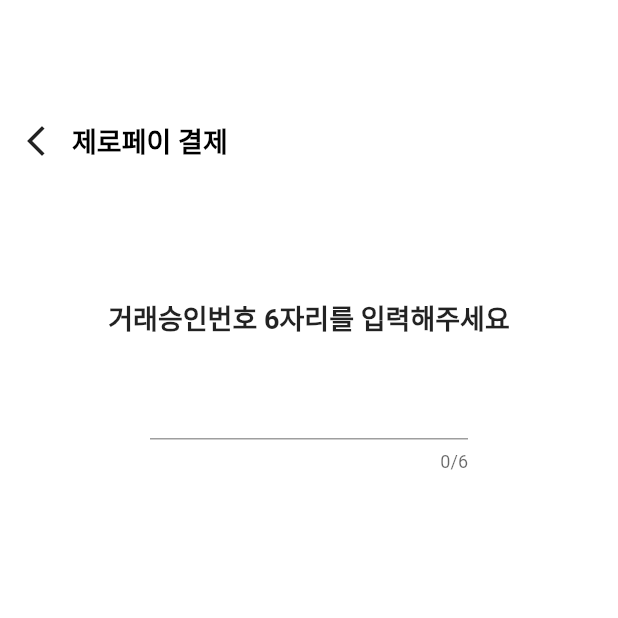
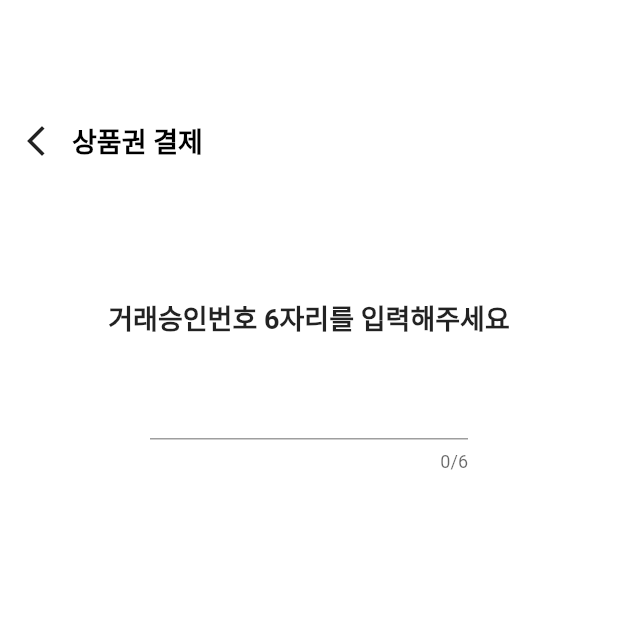
Before and after one commit to EJLee1209/hci_project, a Flutter app: the screen it shows after launch, after a tap on "결제", on a phone screen of 412 x 824 dp, the top half of it. Run offline on Flutter 3.47's test engine with Material 2 defaults, Android fonts, the phone set to English and light mode, and no system bars; our stand-ins replace carousel_slider; missing offline and left inert: flutter_naver_map.

Commit message:
UI - 결제 종류 구분(제로페이, 상품권 결제/구매)

```diff
--- a/lib/GiftCardPurchaseScreen.dart
+++ b/lib/GiftCardPurchaseScreen.dart
@@ -243,7 +243,7 @@ class _GiftCardPurchaseScreenState extends State<GiftCardPurchaseScreen> {
                   onPressed: (){
                     Navigator.push(
                         context,
-                        MaterialPageRoute(builder: (context) => PayScreen(false))
+                        MaterialPageRoute(builder: (context) => PayScreen(PayType.giftCardPurchase))
                     );
                   }
               )
--- a/lib/HomeScreen.dart
+++ b/lib/HomeScreen.dart
@@ -74,10 +74,10 @@ class HomeScreen extends StatelessWidget {
                               Expanded(
                                 child: TextButton(
                                     onPressed: (){
-                                      // 제로페이 화면으로 이동
+                                      // 상품권 결제 화면으로 이동
                                       Navigator.push(
                                           context,
-                                          MaterialPageRoute(builder: (context) => PayScreen(true))
+                                          MaterialPageRoute(builder: (context) => PayScreen(PayType.giftCardPay))
                                       );
                                     },
                                     child: Text(
@@ -146,7 +146,7 @@ class HomeScreen extends StatelessWidget {
                                 // 제로페이 화면으로 이동
                                 Navigator.push(
                                     context,
-                                    MaterialPageRoute(builder: (context) => PayScreen(true))
+                                    MaterialPageRoute(builder: (context) => PayScreen(PayType.zeroPay))
                                 );
                               },
                               icon: Image.asset(
--- a/lib/PayScreen.dart
+++ b/lib/PayScreen.dart
@@ -3,14 +3,22 @@ import 'package:flutter/material.dart';
 import 'package:flutter/widgets.dart';
 import 'dart:async';
 
+enum PayType {
+  zeroPay, // 제로페이
+  giftCardPay, // 상품권 결제
+  giftCardPurchase  // 상품권 구매
+}
+
 
 class PayScreen extends StatefulWidget {
-  bool isZeroPay = false;
+  // 결제 종류 구분을 위한 변수 (제로페이, 상품권 결제/구매)
+  // 변수 타입은 PayType 열거형 사용
+  PayType payType = PayType.zeroPay;
 
-  PayScreen(bool isZeroPay) {
-    this.isZeroPay = isZeroPay;
+  // 생성자 파라미터로 받음
+  PayScreen(PayType payType) {
+    this.payType = payType;
   }
-
 
   @override
   State<PayScreen> createState() => _PayScreenState();
@@ -21,6 +29,23 @@ class _PayScreenState extends State<PayScreen> {
   bool _passwordOk = false;
   int _remainTime = 180;
   late Timer _timer;
+  String _title = "";
+
+  @override
+  void initState() {
+    super.initState();
+    switch(widget.payType) {
+      case PayType.zeroPay:
+        _title = "제로페이 결제";
+        break;
+      case PayType.giftCardPay:
+        _title = "상품권 결제";
+        break;
+      case PayType.giftCardPurchase:
+        _title = "상품권 구매";
+        break;
+    }
+  }
 
   @override
   void dispose() {
@@ -31,7 +56,7 @@ class _PayScreenState extends State<PayScreen> {
   @override
   Widget build(BuildContext context) {
     if(_passwordOk) { // 결제 비밀번호 통과
-      if (widget.isZeroPay){
+      if (widget.payType == PayType.zeroPay){
         // 제로페이
         return MaterialApp(
           home: Scaffold(
@@ -132,7 +157,7 @@ class _PayScreenState extends State<PayScreen> {
             ),
           ),
         );
-      } else {
+      } else if(widget.payType == PayType.giftCardPurchase) {
         // 상품권 구매
         return MaterialApp(
           home: Scaffold(
@@ -214,9 +239,139 @@ class _PayScreenState extends State<PayScreen> {
             ),
           ),
         );
+      } else {
+        // 상품권 결제
+        return MaterialApp(
+          home: Scaffold(
+            backgroundColor: Colors.white,
+            body: Column(
+              children: [
+                Container(
+                    alignment: Alignment.topLeft,
+                    padding: EdgeInsets.fromLTRB(0, 70, 20, 0),
+                    child: Row(
+                      children: [
+                        IconButton(
+                            onPressed: (){
+                              Navigator.pop(context);
+                            },
+                            icon: Icon(Icons.arrow_back_ios_new)
+                        ),
+                        Text(
+                          "상품권 결제",
+                          style: TextStyle(
+                              color: Colors.black,
+                              fontWeight: FontWeight.bold,
+                              fontSize: 18
+                          ),
+                        ),
+                      ],
+                    )
+                ),
+
+                Container(
+                  padding: EdgeInsets.all(20),
+                  child: Row(
+                    mainAxisAlignment: MainAxisAlignment.spaceBetween,
+                    children: const [
+                      Text(
+                          "상품권 사용 가능 금액 : ",
+                        style: TextStyle(
+                          fontSize: 16,
+                        ),
+                      ),
+                      Text(
+                        "73,000원",
+                        style: TextStyle(
+                          fontSize: 20,
+                          fontWeight: FontWeight.bold,
+                          color: Colors.blueAccent
+                        ),
+                      )
+                    ],
+                  ),
+                ),
+
+                const Divider(
+                  thickness: 1.5,
+                ),
+
+                Container(
+                  margin: EdgeInsets.fromLTRB(18, 50, 18, 12),
+                  child: Text(
+                    "생성된 QR코드를 점원에게 보여주세요",
+                    style: TextStyle(
+                        fontSize: 18,
+                        fontWeight: FontWeight.bold
+                    ),
+                  ),
+                ),
+
+                Row(
+                  mainAxisAlignment: MainAxisAlignment.center,
+                  children: [
+                    Text(
+                      "남은시간 : ${_remainTime~/60}:${_remainTime%60}",
+                      style: TextStyle(
+                          fontSize: 13,
+                          color: Colors.black,
+                          fontWeight: FontWeight.bold
+                      ),
+                    ),
+                    IconButton(
+                        onPressed: (){},
+                        icon: Icon(
+                          Icons.rotate_left,
+                          color: Colors.blue,
+                        )
+                    )
+                  ],
+                ),
+
+                Image.asset(
+                  "images/img_qr.png",
+                  width: 200,
+                  height: 200,
+                ),
+                const Spacer(),
+
+                CupertinoButton(
+                    padding: EdgeInsets.all(0),
+                    child: Container(
+                      color: Colors.grey,
+                      width: double.infinity,
+                      padding: EdgeInsets.all(18),
+                      child: Column(
+                        children: const [
+                          Icon(
+                            Icons.camera_alt,
+                            size: 36,
+                            color: Colors.black,
+                          ),
+                          Text(
+                            "가맹점 QR코드를 스캔하려면\n여기를 터치하세요",
+                            style: TextStyle(
+                                fontSize: 18,
+                                color: Colors.black
+                            ),
+                            textAlign: TextAlign.center,
+                          )
+                        ],
+                      ),
+                    ),
+                    onPressed: () {
+
+                    }
+
+                )
+              ],
+            ),
+          ),
+        );
       }
 
     }else {
+      // 결제 비밀번호 확인 화면
       return MaterialApp(
           home: Scaffold(
             backgroundColor: Colors.white,
@@ -234,7 +389,7 @@ class _PayScreenState extends State<PayScreen> {
                             icon: Icon(Icons.arrow_back_ios_new)
                         ),
                         Text(
-                          "제로페이 결제",
+                          _title,
                           style: TextStyle(
                               color: Colors.black,
                               fontWeight: FontWeight.bold,
```
